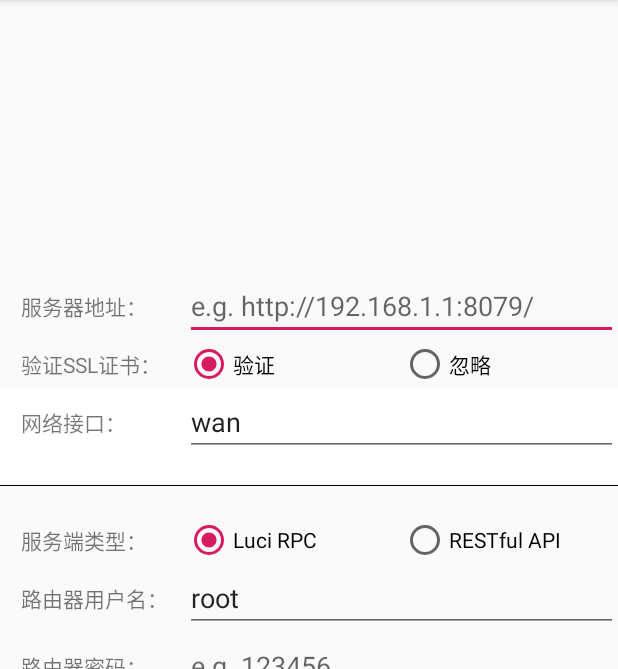
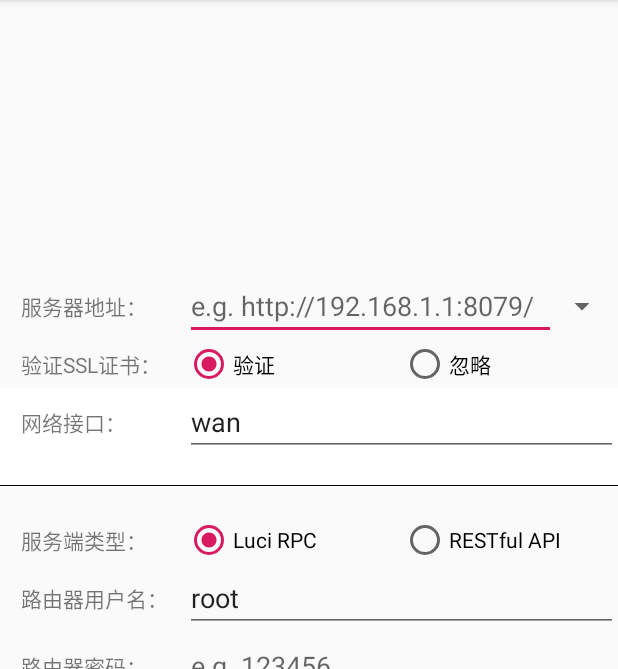
Before and after one commit to kuretru/SingleNet-Robot, an Android app: the ConfigActivity screen opened directly, with no data from a screen before it, on a phone screen of 412 x 824 dp, the part 84-753 px from its top. Run offline under Robolectric (Android 15) with nearby library versions, the phone set to English and light mode, and no system bars; 16 statements that could not run were skipped.

Commit message:
新增：服务端地址历史数据布局

```diff
--- a/client/Android/app/src/main/res/layout/activity_config.xml
+++ b/client/Android/app/src/main/res/layout/activity_config.xml
@@ -29,10 +29,16 @@
                 android:id="@+id/etServerUrl"
                 android:layout_width="0dp"
                 android:layout_height="wrap_content"
-                android:layout_weight=".70"
+                android:layout_weight=".60"
                 android:ems="10"
                 android:hint="@string/config_server_url_hint"
                 android:inputType="textUri" />
+
+            <Spinner
+                android:id="@+id/spinner"
+                android:layout_width="0dp"
+                android:layout_height="wrap_content"
+                android:layout_weight=".10"/>
         </LinearLayout>
 
         <LinearLayout
```
